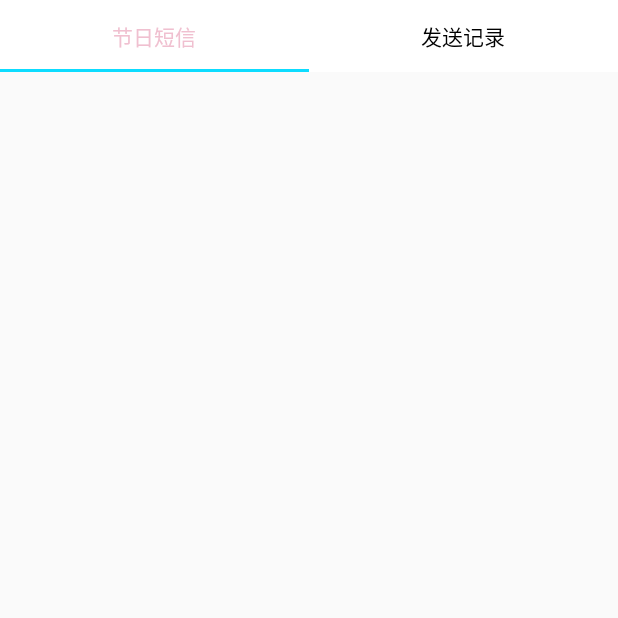
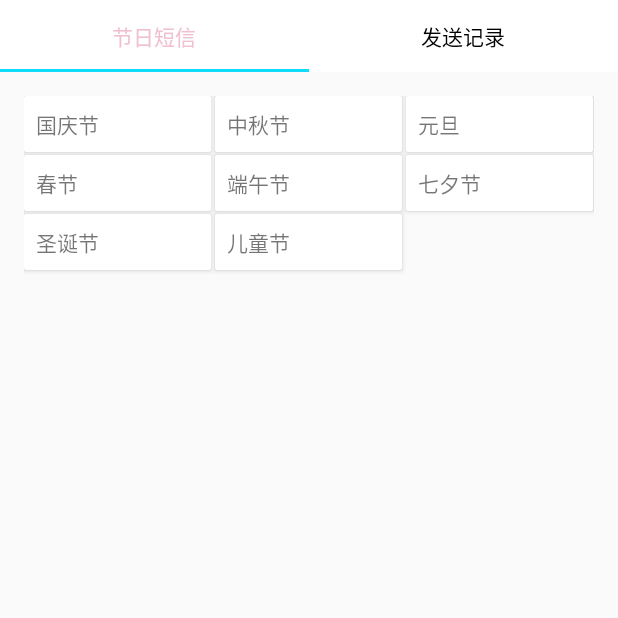
Before and after one commit to feiflyer/SmsBlessing, an Android app: the screen it shows after launch (MainActivity), on a phone screen of 412 x 824 dp, the top half of it. Run offline under Robolectric (Android 15) with nearby library versions, the phone set to English and light mode, and no system bars.

Commit message:
添加短信选择界面

```diff
--- a/app/build.gradle
+++ b/app/build.gradle
@@ -25,4 +25,5 @@ dependencies {
     compile 'com.android.support:appcompat-v7:22.2.1'
     compile 'com.android.support:design:22.2.1'
     compile 'com.android.support:support-v4:23.0.0'
+    compile 'com.android.support:cardview-v7:23.0.0'
 }
--- a/app/src/main/AndroidManifest.xml
+++ b/app/src/main/AndroidManifest.xml
@@ -18,6 +18,11 @@
                 <category android:name="android.intent.category.LAUNCHER" />
             </intent-filter>
         </activity>
+        <activity
+            android:name=".ChooseActivity"
+            android:label="@string/title_activity_choose"
+            android:theme="@style/AppTheme.NoActionBar" >
+        </activity>
     </application>
 
 </manifest>
--- a/app/src/main/java/com/flyer/bean/FastivalLab.java
+++ b/app/src/main/java/com/flyer/bean/FastivalLab.java
@@ -14,6 +14,7 @@ public class FastivalLab {
 
     private static FastivalLab mInstance;
     private List<FastivalBean> list = new ArrayList<>();
+    private List<Msg> msgList = new ArrayList<>();
     public static FastivalBean mFastivalBean;
 
     private FastivalLab() {
@@ -25,6 +26,55 @@ public class FastivalLab {
         list.add(new FastivalBean(6, "七夕节"));
         list.add(new FastivalBean(7, "圣诞节"));
         list.add(new FastivalBean(8, "儿童节"));
+
+        msgList.add(new Msg(1,1,"加入我有一百万，" +
+                "我将送你999999，我有一百万吗？我没有，所以我智能花一毛钱给你发一条短信，" +
+                "祝你节日快乐"));
+
+        msgList.add(new Msg(2,1,"可记得那年红旗飘扬，" +
+                "我们豪情万状，为祖国发下宏愿，为此不惜一切。。。。。"));
+
+        msgList.add(new Msg(3,1,"不要让问候沉默，" +
+                "记得送一份祝福给你的朋友" +
+                "祝你节日快乐"));
+
+        msgList.add(new Msg(5,1,"国庆节你给我送什么礼物，" +
+                "其实一个微笑一个祝福就够了。" +
+                "祝你节日快乐"));
+
+        msgList.add(new Msg(6,1,"天蓝蓝，草青青，假日心温馨，" +
+                "祝你节日快乐"));
+
+        msgList.add(new Msg(7,1,"加入我有一百万，" +
+                "朋友一生一起走，哪些日子不再有，一辈子，一生情铭记在心，" +
+                "祝你节日快乐"));
+
+        msgList.add(new Msg(8,1,"今天觉得自己异常心动，总想对你说点什么" +
+                "祝你节日快乐"));
+
+        msgList.add(new Msg(9,1,"别问为什么，把祝福传递下去，收获温暖，收获情谊。" +
+                "祝你节日快乐"));
+
+    }
+
+    public List<Msg> getMsgByFastivalId(int id){
+        List<Msg> list = new ArrayList<>();
+        for (Msg msg : msgList){
+            if (msg.getFastivalId() == id){
+                list.add(msg);
+            }
+        }
+        return list;
+    }
+
+    public Msg getMsgById(int id){
+        for (Msg msg : msgList){
+            if (msg.getId() == id){
+                return msg;
+            }
+        }
+        return null;
+
     }
 
     public List<FastivalBean> getFastivals() {
--- /dev/null
+++ b/app/src/main/java/com/flyer/bean/Msg.java
@@ -0,0 +1,40 @@
+package com.flyer.bean;
+
+/**
+ * Created by liangchuanfei on 15/11/8.
+ */
+public class Msg {
+    private int id;
+    private int fastivalId;
+    private String content;
+
+    public int getId() {
+        return id;
+    }
+
+    public int getFastivalId() {
+        return fastivalId;
+    }
+
+    public String getContent() {
+        return content;
+    }
+
+    public void setId(int id) {
+        this.id = id;
+    }
+
+    public void setFastivalId(int fastivalId) {
+        this.fastivalId = fastivalId;
+    }
+
+    public void setContent(String content) {
+        this.content = content;
+    }
+
+    public Msg(int id, int fastivalId, String content) {
+        this.id = id;
+        this.fastivalId = fastivalId;
+        this.content = content;
+    }
+}
--- a/app/src/main/java/com/flyer/fragmet/FastivalCategoryFragment.java
+++ b/app/src/main/java/com/flyer/fragmet/FastivalCategoryFragment.java
@@ -1,21 +1,62 @@
 package com.flyer.fragmet;
 
+import android.content.Intent;
 import android.os.Bundle;
 import android.support.annotation.Nullable;
 import android.support.v4.app.Fragment;
 import android.view.LayoutInflater;
 import android.view.View;
 import android.view.ViewGroup;
+import android.widget.AdapterView;
+import android.widget.ArrayAdapter;
 import android.widget.FrameLayout;
+import android.widget.GridView;
+import android.widget.TextView;
+
+import com.flyer.bean.FastivalBean;
+import com.flyer.bean.FastivalLab;
+import com.flyer.smsblessing.ChooseActivity;
+import com.flyer.smsblessing.R;
 
 /**
  * Created by liangchuanfei on 15/11/8.
  */
 public class FastivalCategoryFragment extends Fragment {
 
+    public static final String ID_GESTIVAL_ID = "festival_id";
+    private GridView mGridView;
+    private ArrayAdapter<FastivalBean> mAdapter;
+    private LayoutInflater layoutInflater;
 
     @Override
     public View onCreateView(LayoutInflater inflater, ViewGroup container, Bundle savedInstanceState) {
-        return new FrameLayout(getActivity());
+        return inflater.inflate(R.layout.fragment_fastival_category, container, false);
+    }
+
+    @Override
+    public void onViewCreated(View view, @Nullable Bundle savedInstanceState) {
+        layoutInflater = layoutInflater.from(getActivity());
+        mGridView = (GridView) view.findViewById(R.id.gridView);
+        mGridView.setAdapter(mAdapter = new ArrayAdapter<FastivalBean>(getActivity(), -1, FastivalLab.getInstance().getFastivals()) {
+            @Override
+            public View getView(int position, View convertView, ViewGroup parent) {
+                if (convertView == null) {
+                    convertView = layoutInflater.inflate(R.layout.item_fastival, parent, false);
+                }
+
+                TextView textView = (TextView) convertView.findViewById(R.id.tv);
+                textView.setText(getItem(position).getName());
+                return convertView;
+            }
+        });
+
+        mGridView.setOnItemClickListener(new AdapterView.OnItemClickListener() {
+            @Override
+            public void onItemClick(AdapterView<?> parent, View view, int position, long id) {
+                Intent intent = new Intent(getActivity() , ChooseActivity.class);
+                intent.putExtra(ID_GESTIVAL_ID , mAdapter.getItem(position).getId());
+                startActivity(intent);
+            }
+        });
     }
 }
--- a/app/src/main/res/layout/activity_main.xml
+++ b/app/src/main/res/layout/activity_main.xml
@@ -1,26 +1,25 @@
 <?xml version="1.0" encoding="utf-8"?>
 <LinearLayout xmlns:android="http://schemas.android.com/apk/res/android"
+    xmlns:app="http://schemas.android.com/apk/res-auto"
     android:layout_width="match_parent"
-    xmlns:app="http://schemas.android.com/apk/res-auto"
+    android:orientation="vertical"
     android:layout_height="match_parent">
 
     <android.support.design.widget.TabLayout
+        android:id="@+id/tab_layout"
         android:layout_width="match_parent"
         android:layout_height="wrap_content"
+        android:background="#ffffff"
         app:tabGravity="fill"
+        app:tabIndicatorColor="@color/main_color"
         app:tabMode="fixed"
-        android:id="@+id/tab_layout"
-        app:tabTextColor="#000000"
         app:tabSelectedTextColor="#f0c0d0"
-        app:tabIndicatorColor="@color/main_color"
-        android:background="#ffffff"/>
+        app:tabTextColor="#000000" />
 
     <android.support.v4.view.ViewPager
         android:id="@+id/view_pager"
         android:layout_width="match_parent"
-        android:minHeight="0dp"
-        android:layout_weight="1"
-        android:layout_below="@id/search_mag_icon"
-        android:layout_height="match_parent"/>
+        android:layout_height="match_parent"
+   />
 
 </LinearLayout>
--- /dev/null
+++ b/app/src/main/res/layout/fragment_fastival_category.xml
@@ -0,0 +1,9 @@
+<?xml version="1.0" encoding="utf-8"?>
+<GridView xmlns:android="http://schemas.android.com/apk/res/android"
+    android:id="@+id/gridView"
+    android:layout_width="match_parent"
+    android:layout_height="match_parent"
+    android:padding="16dp"
+    android:numColumns="3"
+    android:horizontalSpacing="3dp"
+    android:verticalSpacing="2dp" />
--- /dev/null
+++ b/app/src/main/res/layout/item_fastival.xml
@@ -0,0 +1,13 @@
+<?xml version="1.0" encoding="utf-8"?>
+<android.support.v7.widget.CardView xmlns:android="http://schemas.android.com/apk/res/android"
+    android:layout_width="match_parent"
+    android:layout_height="wrap_content">
+
+    <TextView
+        android:id="@+id/tv"
+        android:layout_width="match_parent"
+        android:layout_height="wrap_content"
+        android:background="@android:color/white"
+        android:padding="8dp" />
+
+    </android.support.v7.widget.CardView >
--- /dev/null
+++ b/app/src/main/res/values-v21/dimens.xml
@@ -0,0 +1,4 @@
+<resources>
+    <!-- Default screen margins, per the Android Design guidelines. -->
+    <dimen name="fab_margin">16dp</dimen>
+</resources>
--- a/app/src/main/res/values/dimens.xml
+++ b/app/src/main/res/values/dimens.xml
@@ -2,5 +2,5 @@
     <!-- Default screen margins, per the Android Design guidelines. -->
     <dimen name="activity_horizontal_margin">16dp</dimen>
     <dimen name="activity_vertical_margin">16dp</dimen>
-    <dimen name="fab_margin">16dp</dimen>
+    <dimen name="fab_margin">0dp</dimen>
 </resources>
--- a/app/src/main/res/values/strings.xml
+++ b/app/src/main/res/values/strings.xml
@@ -1,4 +1,5 @@
 <resources>
     <string name="app_name">SmsBlessing</string>
     <string name="action_settings">Settings</string>
+    <string name="title_activity_choose">ChooseActivity</string>
 </resources>
```
Also changed, not shown: app/src/main/java/com/flyer/smsblessing/ChooseActivity.java (added, +70 -0 lines), app/src/main/res/layout/activity_choose.xml (added, +26 -0 lines), app/src/main/res/layout/item_msg.xml (added, +23 -0 lines), app/src/main/res/mipmap-xhdpi/icon_send.png (added), app/src/main/res/mipmap-xhdpi/icon_to_send.png (added), app/src/main/res/mipmap-xhdpi/sms_item.9.png (added), 1 other file.
